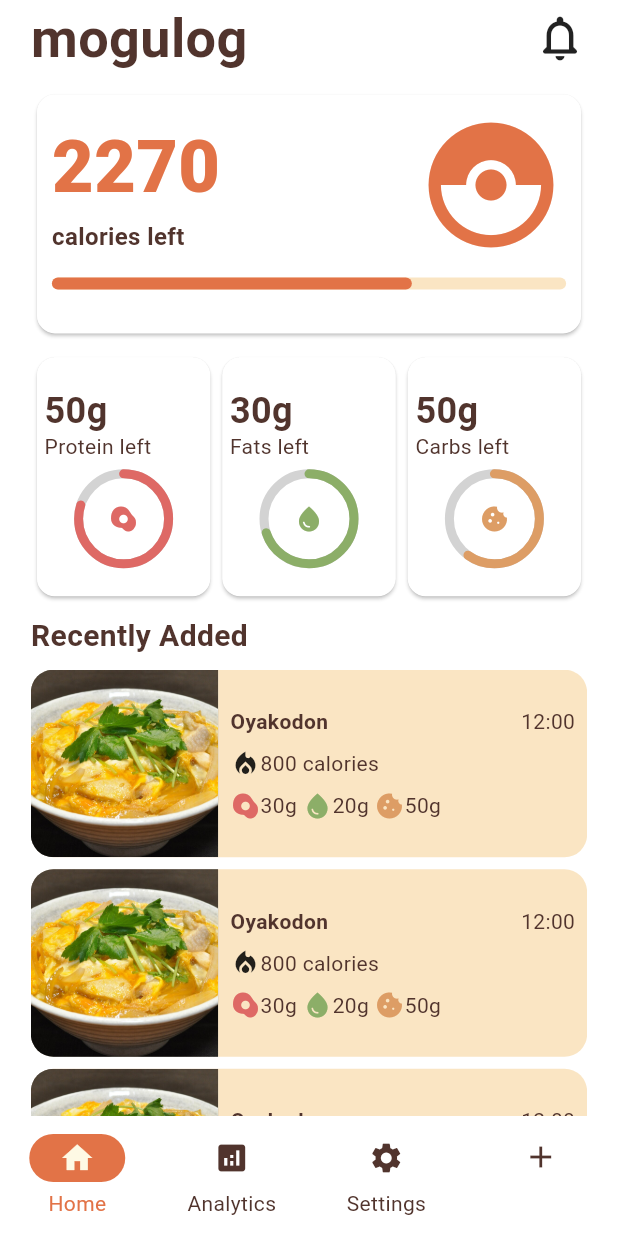
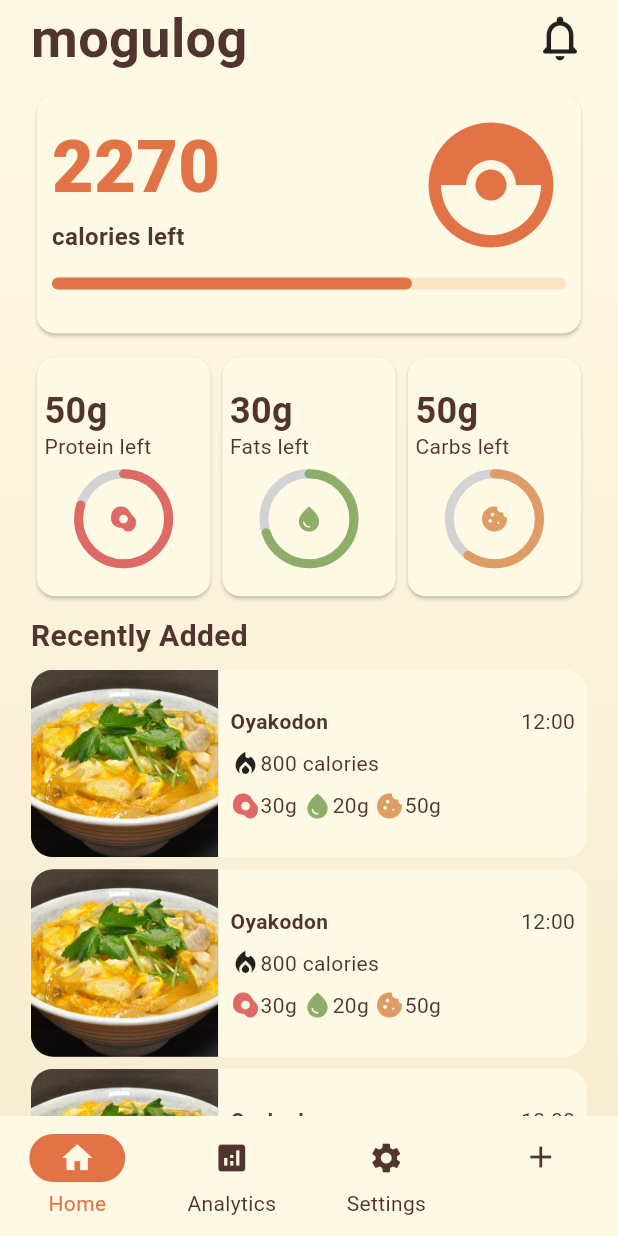
Before and after one commit to SameerAkita/mogulog, a Flutter app: the screen it shows after launch, on a phone screen of 412 x 824 dp. Run offline on Flutter 3.47's test engine with Material 3 defaults, Android fonts, the phone set to English and light mode, and no system bars.

Commit message:
change colors

```diff
--- a/lib/main.dart
+++ b/lib/main.dart
@@ -15,8 +15,8 @@ class MyApp extends StatelessWidget {
       debugShowCheckedModeBanner: false,
       theme: ThemeData(
         colorScheme: ColorScheme.fromSeed(seedColor: Colors.orange),
-        cardTheme: CardThemeData(color: Colors.white),
-        scaffoldBackgroundColor: Colors.white,
+        cardTheme: CardThemeData(color: AppColors.offwhite),
+        scaffoldBackgroundColor: AppColors.offwhite,
         textTheme: ThemeData.light().textTheme.apply(
           bodyColor: AppColors.darkbrown,
           displayColor: AppColors.darkbrown,
--- a/lib/theme/app_colors.dart
+++ b/lib/theme/app_colors.dart
@@ -14,6 +14,7 @@ class AppColors {
 
   // main colors
   static const Color offwhite = Color(0xFFFEF9E4);
+  static const Color darkoffwhite = Color(0xFFF8EDD2);
   static const Color orange = Color(0xFFE27347);
   static const Color orangeAccent = Color(0xFFFAE5C3);
   static const Color darkbrown = Color(0xFF51342D);
--- a/lib/views/widget_tree.dart
+++ b/lib/views/widget_tree.dart
@@ -1,5 +1,6 @@
 import 'package:flutter/material.dart';
 import 'package:mogulog/data/notifiers.dart';
+import 'package:mogulog/theme/app_colors.dart';
 import 'package:mogulog/views/pages/analytics_page.dart';
 import 'package:mogulog/views/pages/home_page.dart';
 import 'package:mogulog/views/pages/settings_page.dart';
@@ -19,11 +20,21 @@ class WidgetTree extends StatelessWidget {
   @override
   Widget build(BuildContext context) {
     return Scaffold(
-      body: ValueListenableBuilder(
-        valueListenable: selectedPageNotifier,
-        builder: (builder, selectedPage, child) {
-          return pages.elementAt(selectedPage);
-        },
+      backgroundColor: Colors.transparent,
+      body: Container(
+        decoration: const BoxDecoration(
+          gradient: LinearGradient(
+            begin: Alignment.topCenter,
+            end: Alignment.bottomCenter,
+            colors: [AppColors.offwhite, AppColors.darkoffwhite],
+          ),
+        ),
+        child: ValueListenableBuilder(
+          valueListenable: selectedPageNotifier,
+          builder: (builder, selectedPage, child) {
+            return pages.elementAt(selectedPage);
+          },
+        ),
       ),
       bottomNavigationBar: NavbarWidget(),
     );
--- a/lib/widgets/home/recent_upload_widget.dart
+++ b/lib/widgets/home/recent_upload_widget.dart
@@ -25,6 +25,7 @@ class RecentUploadWidget extends StatelessWidget {
   @override
   Widget build(BuildContext context) {
     return InkWell(
+      overlayColor: WidgetStateProperty.all(Colors.transparent),
       onTap: () {
         Navigator.push(
           context,
@@ -40,7 +41,7 @@ class RecentUploadWidget extends StatelessWidget {
         height: 125,
         margin: const EdgeInsets.only(bottom: 8),
         decoration: BoxDecoration(
-          color: AppColors.orangeAccent,
+          color: AppColors.offwhite,
           borderRadius: BorderRadius.circular(15),
         ),
         child: Row(
--- a/lib/widgets/navbar_widget.dart
+++ b/lib/widgets/navbar_widget.dart
@@ -12,7 +12,7 @@ class NavbarWidget extends StatelessWidget {
       builder: (context, selectedPage, child) {
         return NavigationBarTheme(
           data: NavigationBarThemeData(
-            backgroundColor: Colors.white,
+            backgroundColor: AppColors.offwhite,
             indicatorColor: AppColors.orange,
             overlayColor: WidgetStateProperty.all(Colors.transparent),
             iconTheme: WidgetStateProperty.resolveWith<IconThemeData>((states) {
```
